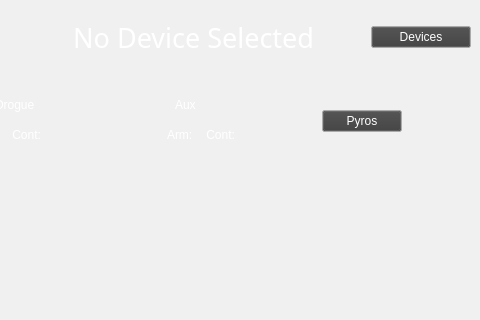
The window that mainwindow.ui (PSP-High-Altitude/GroundStation) describes before a commit, drawn with Qt 5; both pictures show x 744 to 1224 and y 0 to 320 of the 1224 by 634 pixel window.
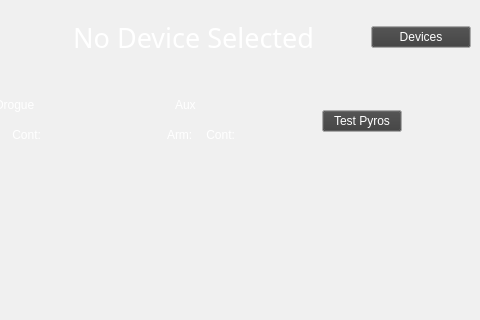
The same window after the commit. Icons and pictures are not drawn.

Commit message: Finished pyro menu

What changed in the file:
```diff
--- a/mainwindow.ui
+++ b/mainwindow.ui
@@ -1556,7 +1556,7 @@
             <item>
              <widget class="QPushButton" name="pyros">
               <property name="text">
-               <string>Pyros</string>
+               <string>Test Pyros</string>
               </property>
              </widget>
             </item>
```
The commit also changes 6 other files.
